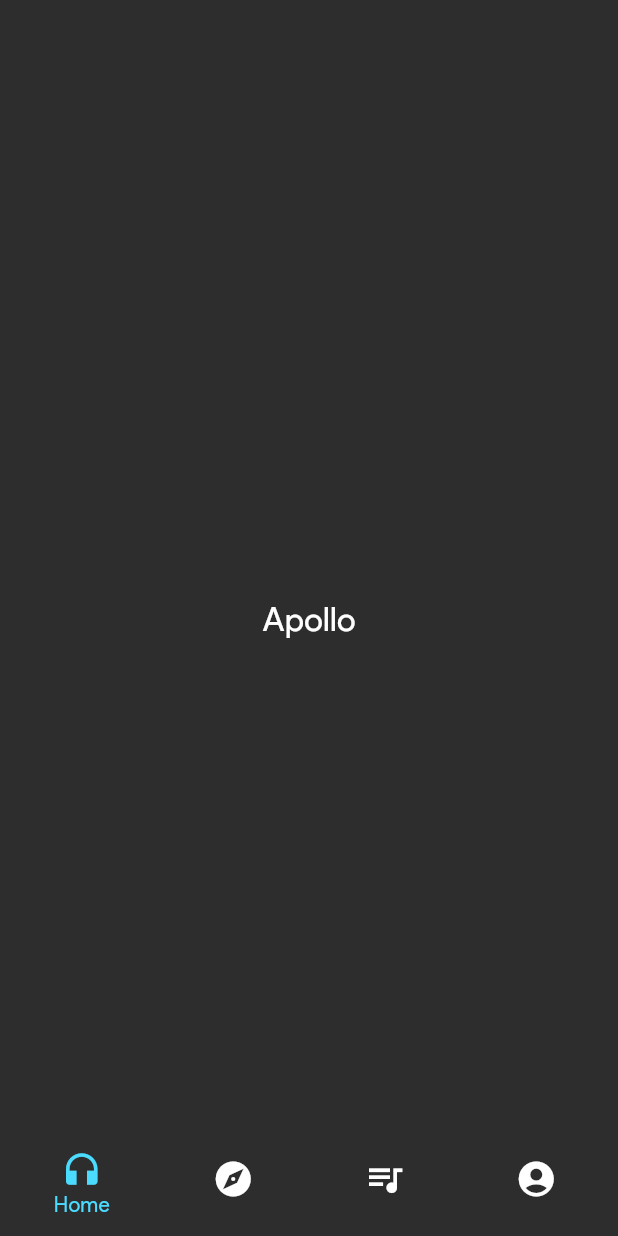
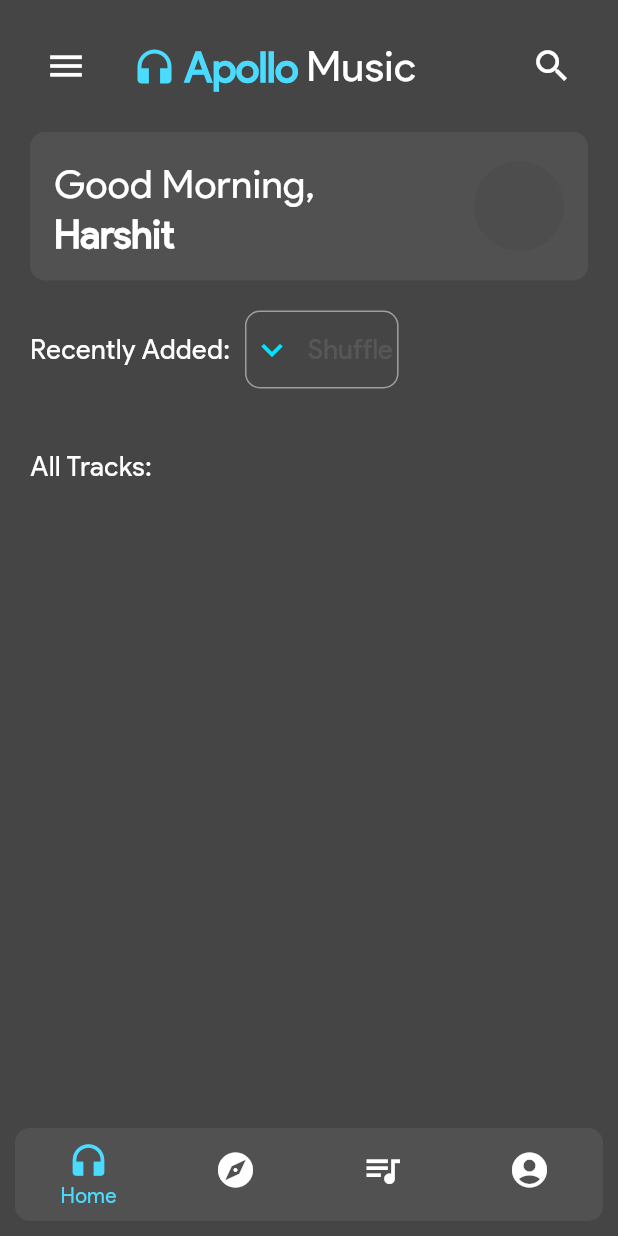
Before and after one commit to Harshit-Sonawala/apollo_player, a Flutter app: the screen it shows after launch, on a phone screen of 412 x 824 dp. Run offline on Flutter 3.47's test engine with Material 2 defaults, Android fonts, the phone set to English and light mode, and no system bars.

Commit message:
added many custom widgets, homescreen elements added

```diff
--- a/lib/main.dart
+++ b/lib/main.dart
@@ -1,3 +1,4 @@
+import 'package:apollo_player/widgets/custom_gradient_background.dart';
 import 'package:flutter/material.dart';
 
 import 'screens/bottom_nav_screen.dart';
@@ -20,11 +21,19 @@
           splashColor: const Color.fromRGBO(75, 219, 255, 0.342),
           colorScheme: const ColorScheme(
             brightness: Brightness.dark,
-            background: Color(0xff1d1d1d),
+            // const LinearGradient(
+            //     begin: Alignment.topLeft,
+            //     end: Alignment.bottomRight,
+            //     colors: [
+            //       Colors.blue,
+            //       Color(0xff00e5ff),
+            //     ],
+            //   ),
+            background: Colors.transparent,
             onBackground: Colors.white,
-            surface: Color(0xff2d2d2d),
+            surface: Color.fromARGB(24, 255, 255, 255),
             onSurface: Colors.white,
-            primary: Color(0xFF4BDBFF),
+            primary: Color(0xFF4bdbff),
             onPrimary: Color(0xff1d1d1d),
             secondary: Color(0xff3d3d3d),
             onSecondary: Color(0xFF2F88EE),
@@ -33,33 +42,34 @@
           ),
           useMaterial3: true,
           fontFamily: 'ProductSans',
-          textTheme: TextTheme(
+          textTheme: const TextTheme(
             displayLarge: TextStyle(
+              fontSize: 28.0,
+              fontWeight: FontWeight.bold,
+              color: Color(0xff4bdbff),
+            ),
+            displayMedium: TextStyle(
               fontSize: 26.0,
               fontWeight: FontWeight.bold,
-              color: Theme.of(context).colorScheme.primary,
-            ),
-            displayMedium: TextStyle(
-              fontSize: 22.0,
-              fontWeight: FontWeight.bold,
-              color: Theme.of(context).colorScheme.primary,
             ),
             displaySmall: TextStyle(
               fontSize: 18.0,
               fontWeight: FontWeight.bold,
-              color: Theme.of(context).colorScheme.primary,
+              color: Color(0xff4bdbff),
             ),
-            bodyLarge: const TextStyle(
+            bodyLarge: TextStyle(
+              fontSize: 28.0,
+            ),
+            bodyMedium: TextStyle(
               fontSize: 26.0,
             ),
-            bodyMedium: const TextStyle(
-              fontSize: 22.0,
-            ),
-            bodySmall: const TextStyle(
+            bodySmall: TextStyle(
               fontSize: 18.0,
             ),
           )),
-      home: const BottomNavScreen(),
+      home: const CustomGradientBackground(
+        child: BottomNavScreen(),
+      ),
     );
   }
 }
--- a/lib/screens/bottom_nav_screen.dart
+++ b/lib/screens/bottom_nav_screen.dart
@@ -31,9 +31,11 @@
       key: bottomNavScaffoldKey,
       extendBody: true,
       body: _screenData[_selectedScreenIndex]['screen'] as Widget,
-      bottomNavigationBar: CustomCard(
+      bottomNavigationBar: ClipRRect(
+        borderRadius: BorderRadius.circular(50),
+        child: CustomCard(
           borderRadius: BorderRadius.circular(20),
-        margin: const EdgeInsets.symmetric(vertical: 4, horizontal: 4),
+          margin: const EdgeInsets.symmetric(vertical: 10, horizontal: 10),
           padding: const EdgeInsets.all(0),
           child: BottomNavigationBar(
             onTap: (int newIndex) => {
@@ -61,6 +63,7 @@
             ],
           ),
         ),
+      ),
     );
   }
 }
--- a/lib/screens/home_screen.dart
+++ b/lib/screens/home_screen.dart
@@ -1,4 +1,7 @@
 import 'package:flutter/material.dart';
+
+import '../widgets/custom_card.dart';
+import '../widgets/custom_text_button.dart';
 
 class HomeScreen extends StatefulWidget {
   const HomeScreen({super.key});
@@ -10,9 +13,127 @@
 class _HomeScreenState extends State<HomeScreen> {
   @override
   Widget build(BuildContext context) {
-    return const Scaffold(
-      body: Center(
-        child: Text('Apollo'),
+    return Scaffold(
+      body: SafeArea(
+        child: SingleChildScrollView(
+          child: Padding(
+            padding: const EdgeInsets.all(20.0),
+            child: Column(
+              crossAxisAlignment: CrossAxisAlignment.stretch,
+              children: [
+                Row(
+                  mainAxisAlignment: MainAxisAlignment.spaceBetween,
+                  crossAxisAlignment: CrossAxisAlignment.center,
+                  children: [
+                    IconButton(
+                      onPressed: () => {
+                        // widget.passedKey.currentState?.openDrawer(),
+                        Scaffold.of(context).openDrawer(),
+                      },
+                      icon: const Icon(
+                        Icons.menu,
+                        size: 28,
+                      ),
+                    ),
+                    const SizedBox(width: 20),
+                    Row(
+                      crossAxisAlignment: CrossAxisAlignment.center,
+                      children: [
+                        Icon(
+                          Icons.headphones,
+                          color: Theme.of(context).colorScheme.primary,
+                          size: 30,
+                        ),
+                        const SizedBox(width: 5),
+                        Text(
+                          'Apollo',
+                          style: Theme.of(context).textTheme.displayLarge,
+                        ),
+                        const SizedBox(width: 5),
+                        Text(
+                          'Music',
+                          style: Theme.of(context).textTheme.bodyLarge,
+                        ),
+                      ],
+                    ),
+                    const SizedBox(width: 20),
+                    Expanded(child: Container()),
+                    IconButton(
+                      onPressed: () => {
+                        // widget.passedKey.currentState?.openDrawer(),
+                        Scaffold.of(context).openDrawer(),
+                      },
+                      icon: const Icon(
+                        Icons.search,
+                        size: 28,
+                      ),
+                    ),
+                  ],
+                ),
+                const SizedBox(height: 20),
+                CustomCard(
+                  child: Row(
+                    mainAxisAlignment: MainAxisAlignment.spaceBetween,
+                    children: [
+                      Column(
+                        crossAxisAlignment: CrossAxisAlignment.start,
+                        children: [
+                          Text(
+                            'Good Morning,',
+                            style: Theme.of(context).textTheme.bodyMedium,
+                          ),
+                          Text(
+                            'Harshit',
+                            style: Theme.of(context).textTheme.displayMedium,
+                          ),
+                        ],
+                      ),
+                      const SizedBox(
+                        width: 10,
+                      ),
+                      const SizedBox(
+                        height: 60,
+                        width: 60,
+                        child: CircleAvatar(
+                          backgroundColor: Color(0xff4d4d4d),
+                        ),
+                      ),
+                    ],
+                  ),
+                ),
+                const SizedBox(height: 20),
+                Row(
+                  children: [
+                    Text(
+                      'Recently Added:',
+                      style: Theme.of(context).textTheme.bodySmall,
+                    ),
+                    const SizedBox(width: 10),
+                    CustomTextButton(
+                      onPressed: () => {},
+                      title: 'Shuffle',
+                      padding: const EdgeInsets.symmetric(vertical: 0, horizontal: 4),
+                      icon: Icons.keyboard_arrow_down,
+                      border: const BorderSide(width: 1, color: Colors.grey),
+                      borderRadius: 10,
+                    ),
+                  ],
+                ),
+                const SizedBox(height: 20),
+                const SizedBox(height: 20),
+                Row(
+                  children: [
+                    Text(
+                      'All Tracks:',
+                      style: Theme.of(context).textTheme.bodySmall,
+                    ),
+                    const SizedBox(width: 10),
+                  ],
+                ),
+              ],
+            ),
+          ),
+        ),
       ),
     );
   }
--- a/lib/widgets/custom_card.dart
+++ b/lib/widgets/custom_card.dart
@@ -9,12 +9,12 @@
   final Color? color;
 
   const CustomCard({
-    this.padding = const EdgeInsets.all(8),
+    this.padding = const EdgeInsets.all(16),
     this.borderRadius = const BorderRadius.all(Radius.circular(10)),
     this.margin,
     this.child,
     this.backgroundImage = '',
-    this.color = const Color(0xff2d2d2d),
+    this.color = const Color.fromARGB(17, 255, 255, 255),
     super.key,
   });
 
@@ -25,9 +25,7 @@
 class _CustomCardState extends State<CustomCard> {
   @override
   Widget build(BuildContext context) {
-    return ClipRRect(
-      borderRadius: widget.borderRadius,
-      child: Container(
+    return Container(
       margin: widget.margin,
       padding: widget.padding,
       decoration: widget.backgroundImage != ''
@@ -49,7 +47,6 @@
               borderRadius: BorderRadius.circular(10),
             ),
       child: widget.child,
-      ),
     );
   }
 }
--- /dev/null
+++ b/lib/widgets/custom_gradient_background.dart
@@ -0,0 +1,31 @@
+import 'package:flutter/material.dart';
+
+class CustomGradientBackground extends StatefulWidget {
+  final Widget? child;
+  const CustomGradientBackground({this.child, super.key});
+
+  @override
+  State<CustomGradientBackground> createState() => _CustomGradientBackgroundState();
+}
+
+class _CustomGradientBackgroundState extends State<CustomGradientBackground> {
+  @override
+  Widget build(BuildContext context) {
+    return Container(
+      decoration: const BoxDecoration(
+        gradient: LinearGradient(
+          begin: Alignment.topLeft,
+          end: Alignment.bottomRight,
+          colors: [
+            // Color.fromARGB(178, 18, 165, 218),
+            // Color.fromARGB(166, 12, 110, 146),
+            // Color.fromARGB(172, 11, 109, 145),
+            Color(0xff1d1d1d),
+            Color(0xff1d1d1d),
+          ],
+        ),
+      ),
+      child: widget.child,
+    );
+  }
+}
--- /dev/null
+++ b/lib/widgets/custom_text_button.dart
@@ -0,0 +1,85 @@
+import 'package:flutter/material.dart';
+
+class CustomTextButton extends StatefulWidget {
+  final VoidCallback onPressed;
+  final EdgeInsets? padding;
+  final EdgeInsets? childPadding;
+  final double? fontSize;
+  final double? iconSize;
+  final BorderSide? border;
+  final double? borderRadius;
+  final Widget? child;
+  final String? title;
+  final IconData? icon;
+  final MainAxisAlignment mainAxisAlignment;
+  const CustomTextButton({
+    Key? key,
+    required this.onPressed,
+    this.padding = const EdgeInsets.all(12),
+    this.childPadding = const EdgeInsets.symmetric(vertical: 12),
+    this.fontSize = 18,
+    this.iconSize = 28,
+    this.border = const BorderSide(color: Colors.transparent),
+    this.borderRadius = 10,
+    this.child,
+    this.title,
+    this.icon,
+    this.mainAxisAlignment = MainAxisAlignment.center,
+  }) : super(key: key);
+
+  @override
+  State<CustomTextButton> createState() => _CustomTextButtonState();
+}
+
+class _CustomTextButtonState extends State<CustomTextButton> {
+  @override
+  Widget build(BuildContext context) {
+    return TextButton(
+      style: TextButton.styleFrom(
+        shape: RoundedRectangleBorder(
+          borderRadius: BorderRadius.circular(widget.borderRadius!),
+        ),
+        side: widget.border!,
+        padding: widget.padding!,
+      ),
+      onPressed: widget.onPressed,
+      child: Padding(
+        padding: widget.childPadding!,
+        child: Row(
+          mainAxisAlignment: widget.mainAxisAlignment,
+          children: [
+            if (widget.icon != null)
+              Icon(
+                widget.icon,
+                size: widget.iconSize,
+                color: const Color(0xff00e5ff),
+              ),
+            if (widget.icon != null && widget.title != null) const SizedBox(width: 10),
+            if (widget.title != null)
+              Text(
+                widget.title!,
+                style: TextStyle(
+                  fontSize: widget.fontSize,
+                  color: Theme.of(context).primaryColor,
+                ),
+              ),
+            // if (widget.title != null) ...[
+            //   const SizedBox(width: 10),
+            //   Text(
+            //     widget.title!,
+            //     style: TextStyle(fontSize: widget.fontSize, color: Theme.of(context).primaryColor),
+            //   ),
+            // ],
+            // widget.title != null
+            //     ? Text(
+            //         widget.title!,
+            //         style: TextStyle(fontSize: widget.fontSize, color: Theme.of(context).primaryColor),
+            //       )
+            //     : Container(),
+            widget.child ?? Container(),
+          ],
+        ),
+      ),
+    );
+  }
+}
```
Also changed, not shown: lib/widgets/custom_circular_loader.dart (added, +44 -0 lines), lib/widgets/custom_divider.dart (added, +27 -0 lines), lib/widgets/custom_drawer.dart (added, +127 -0 lines), lib/widgets/custom_elevated_button.dart (added, +126 -0 lines), lib/widgets/custom_list_item.dart (added, +111 -0 lines). Lines whose indentation alone changed are shown as unchanged.
